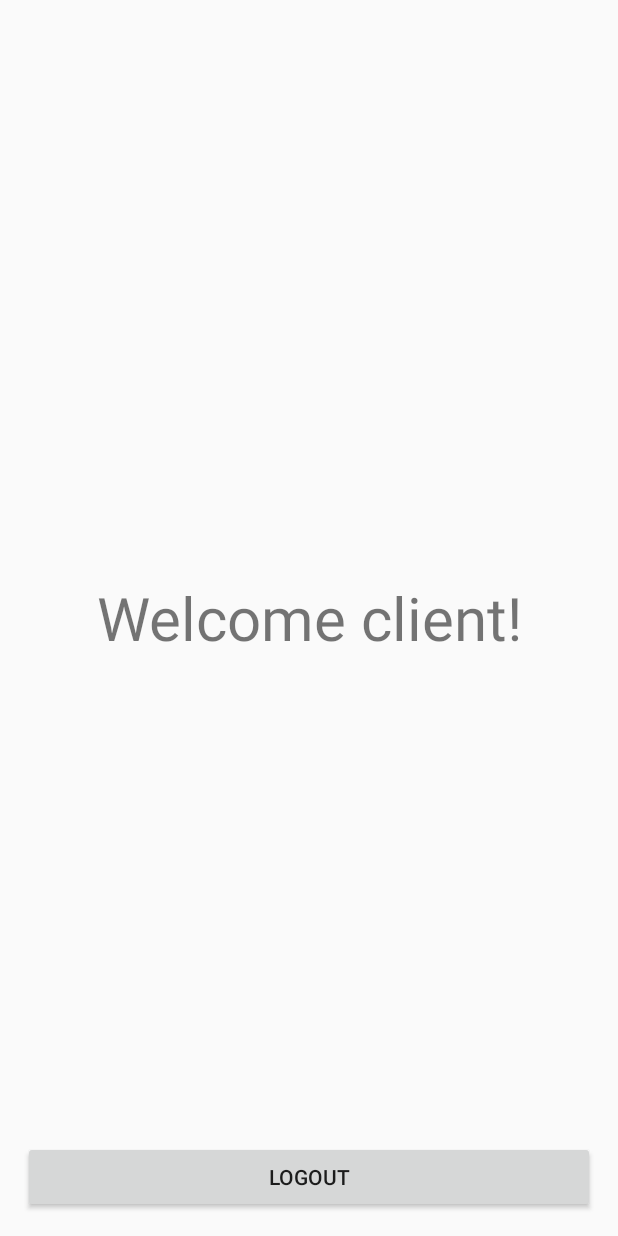
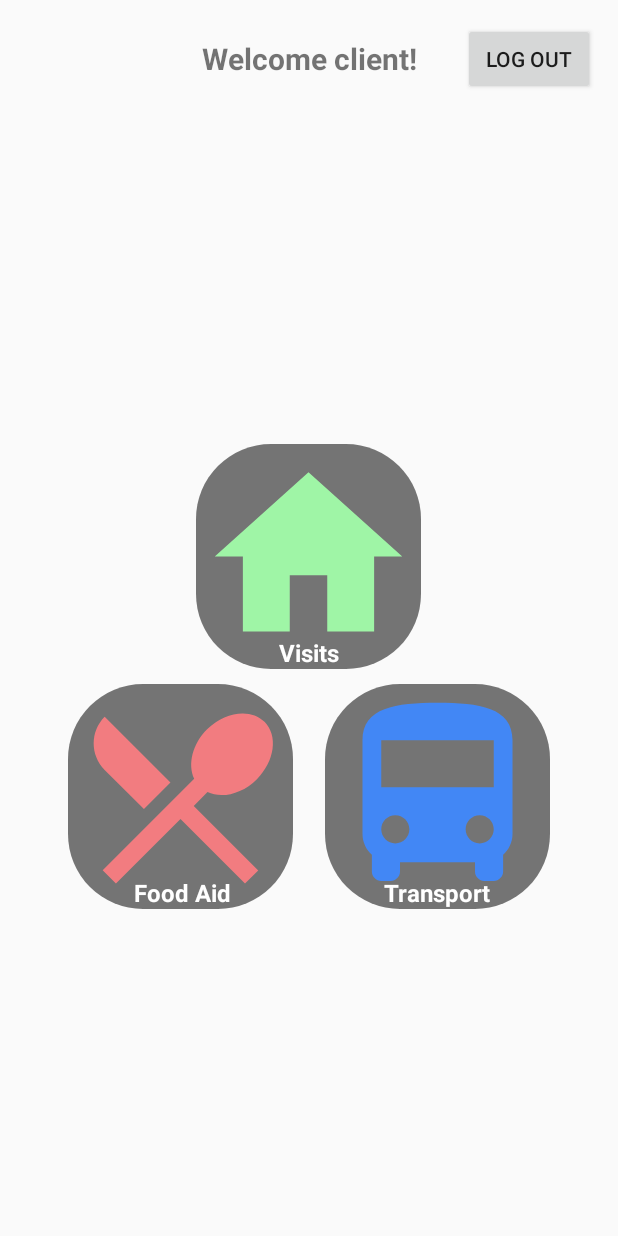
Before and after one commit to teo-jun-xiong/Eldereach, an Android app: the HomeClientActivity screen opened directly, with no data from a screen before it, on a phone screen of 412 x 824 dp. Run offline under Robolectric (Android 15) with nearby library versions, the phone set to English and light mode, and no system bars; our stand-ins replace Firebase (no records; nobody signed in at launch, a user with empty details on screens opened directly); 2 statements that could not run were skipped.

Commit message:
Implement client home screen

```diff
--- a/app/src/main/res/layout/activity_client.xml
+++ b/app/src/main/res/layout/activity_client.xml
@@ -1,28 +1,114 @@
 <?xml version="1.0" encoding="utf-8"?>
-<RelativeLayout xmlns:android="http://schemas.android.com/apk/res/android"
+<LinearLayout xmlns:android="http://schemas.android.com/apk/res/android"
     xmlns:app="http://schemas.android.com/apk/res-auto"
     xmlns:tools="http://schemas.android.com/tools"
     android:layout_width="match_parent"
     android:layout_height="match_parent"
     android:layout_gravity="center"
     android:orientation="vertical"
-    tools:context=".HomeVolunteerActivity">
+    tools:context=".HomeClientActivity">
 
-    <TextView
+    <RelativeLayout
         android:layout_width="match_parent"
         android:layout_height="wrap_content"
-        android:layout_centerHorizontal="true"
-        android:layout_centerVertical="true"
+        android:layout_gravity="center">
+
+        <Button
+            android:id="@+id/btnClientLogOut"
+            android:layout_width="wrap_content"
+            android:layout_height="wrap_content"
+            android:layout_alignParentEnd="true"
+            android:layout_margin="15dp"
+            android:text="Log out" />
+
+        <TextView
+            android:id="@+id/textClient"
+            android:layout_width="wrap_content"
+            android:layout_height="wrap_content"
+            android:layout_alignParentStart="true"
+            android:layout_alignParentEnd="true"
+            android:layout_centerVertical="true"
+            android:text="Welcome client!"
+            android:textStyle="bold"
+            android:textAlignment="center"
+            android:textSize="20sp" />
+    </RelativeLayout>
+
+    <RelativeLayout
+        android:layout_width="wrap_content"
+        android:layout_height="match_parent"
         android:layout_gravity="center"
-        android:gravity="center"
-        android:text="Welcome client!"
-        android:textSize="40dp" />
+        android:gravity="center">
 
-    <Button
-        android:id="@+id/btnLogOut"
-        android:layout_width="match_parent"
-        android:layout_height="wrap_content"
-        android:layout_alignParentBottom="true"
-        android:layout_margin="15dp"
-        android:text="Logout" />
-</RelativeLayout>
+        <ImageButton
+            android:id="@+id/btnClientVisit"
+            android:layout_width="150dp"
+            android:layout_height="150dp"
+            android:layout_above="@+id/layoutTransportFoodAid"
+            android:layout_centerInParent="true"
+            android:layout_marginBottom="10dp"
+            android:background="@drawable/rounded_corners"
+            android:scaleType="fitCenter"
+            android:src="@drawable/ic_visit"
+            android:text="Visit" />
+
+
+        <TextView
+            android:layout_width="wrap_content"
+            android:layout_height="wrap_content"
+            android:layout_alignBottom="@+id/btnClientVisit"
+            android:layout_centerInParent="true"
+            android:text="Visits"
+            android:textColor="#ffffff"
+            android:textSize="16sp"
+            android:textStyle="bold" />
+
+        <RelativeLayout
+            android:id="@+id/layoutTransportFoodAid"
+            android:layout_width="wrap_content"
+            android:layout_height="wrap_content">
+
+            <ImageButton
+                android:id="@+id/btnClientFoodAid"
+                android:layout_width="150dp"
+                android:layout_height="150dp"
+                android:layout_alignParentStart="true"
+                android:layout_marginStart="45dp"
+                android:background="@drawable/rounded_corners"
+                android:scaleType="fitCenter"
+                android:src="@drawable/ic_food_aid"
+                android:text="Food aid" />
+
+            <ImageButton
+                android:id="@+id/btnClientTransport"
+                android:layout_width="150dp"
+                android:layout_height="150dp"
+                android:layout_alignParentEnd="true"
+                android:layout_marginEnd="45dp"
+                android:background="@drawable/rounded_corners"
+                android:scaleType="fitCenter"
+                android:src="@drawable/ic_transport"
+                android:text="Transport" />
+
+            <TextView
+                android:layout_width="wrap_content"
+                android:layout_height="wrap_content"
+                android:layout_alignBottom="@+id/btnClientFoodAid"
+                android:layout_marginStart="89dp"
+                android:text="Food Aid"
+                android:textColor="#ffffff"
+                android:textSize="16sp"
+                android:textStyle="bold" />
+
+            <TextView
+                android:layout_width="wrap_content"
+                android:layout_height="wrap_content"
+                android:layout_alignBottom="@+id/btnClientTransport"
+                android:layout_marginStart="256dp"
+                android:text="Transport"
+                android:textColor="#ffffff"
+                android:textSize="16sp"
+                android:textStyle="bold" />
+        </RelativeLayout>
+    </RelativeLayout>
+</LinearLayout>
--- a/app/src/main/res/layout/activity_volunteer.xml
+++ b/app/src/main/res/layout/activity_volunteer.xml
@@ -1,6 +1,5 @@
 <?xml version="1.0" encoding="utf-8"?>
 <LinearLayout xmlns:android="http://schemas.android.com/apk/res/android"
-    xmlns:app="http://schemas.android.com/apk/res-auto"
     xmlns:tools="http://schemas.android.com/tools"
     android:layout_width="match_parent"
     android:layout_height="match_parent"
@@ -14,7 +13,7 @@
         android:layout_gravity="center">
 
         <Button
-            android:id="@+id/btnLogOut"
+            android:id="@+id/btnClientLogOut"
             android:layout_width="wrap_content"
             android:layout_height="wrap_content"
             android:layout_alignParentEnd="true"
@@ -22,7 +21,7 @@
             android:text="Log out" />
 
         <TextView
-            android:id="@+id/text_volunteer"
+            android:id="@+id/textClient"
             android:layout_width="wrap_content"
             android:layout_height="wrap_content"
             android:layout_alignParentStart="true"
@@ -41,10 +40,10 @@
         android:gravity="center">
 
         <ImageButton
-            android:id="@+id/btnVisit"
+            android:id="@+id/btnClientVisit"
             android:layout_width="150dp"
             android:layout_height="150dp"
-            android:layout_above="@+id/layout_transport_foodaid"
+            android:layout_above="@+id/layoutTransportFoodAid"
             android:layout_centerInParent="true"
             android:layout_marginBottom="10dp"
             android:background="@drawable/rounded_corners"
@@ -56,7 +55,7 @@
         <TextView
             android:layout_width="wrap_content"
             android:layout_height="wrap_content"
-            android:layout_alignBottom="@+id/btnVisit"
+            android:layout_alignBottom="@+id/btnClientVisit"
             android:layout_centerInParent="true"
             android:text="Visits"
             android:textColor="#ffffff"
@@ -64,12 +63,12 @@
             android:textStyle="bold" />
 
         <RelativeLayout
-            android:id="@+id/layout_transport_foodaid"
+            android:id="@+id/layoutTransportFoodAid"
             android:layout_width="wrap_content"
             android:layout_height="wrap_content">
 
             <ImageButton
-                android:id="@+id/btnFoodAid"
+                android:id="@+id/btnClientFoodAid"
                 android:layout_width="150dp"
                 android:layout_height="150dp"
                 android:layout_alignParentStart="true"
@@ -80,7 +79,7 @@
                 android:text="Food aid" />
 
             <ImageButton
-                android:id="@+id/btnTransport"
+                android:id="@+id/btnClientTransport"
                 android:layout_width="150dp"
                 android:layout_height="150dp"
                 android:layout_alignParentEnd="true"
@@ -93,7 +92,7 @@
             <TextView
                 android:layout_width="wrap_content"
                 android:layout_height="wrap_content"
-                android:layout_alignBottom="@+id/btnFoodAid"
+                android:layout_alignBottom="@+id/btnClientFoodAid"
                 android:layout_marginStart="89dp"
                 android:text="Food Aid"
                 android:textColor="#ffffff"
@@ -103,7 +102,7 @@
             <TextView
                 android:layout_width="wrap_content"
                 android:layout_height="wrap_content"
-                android:layout_alignBottom="@+id/btnTransport"
+                android:layout_alignBottom="@+id/btnClientTransport"
                 android:layout_marginStart="256dp"
                 android:text="Transport"
                 android:textColor="#ffffff"
```
